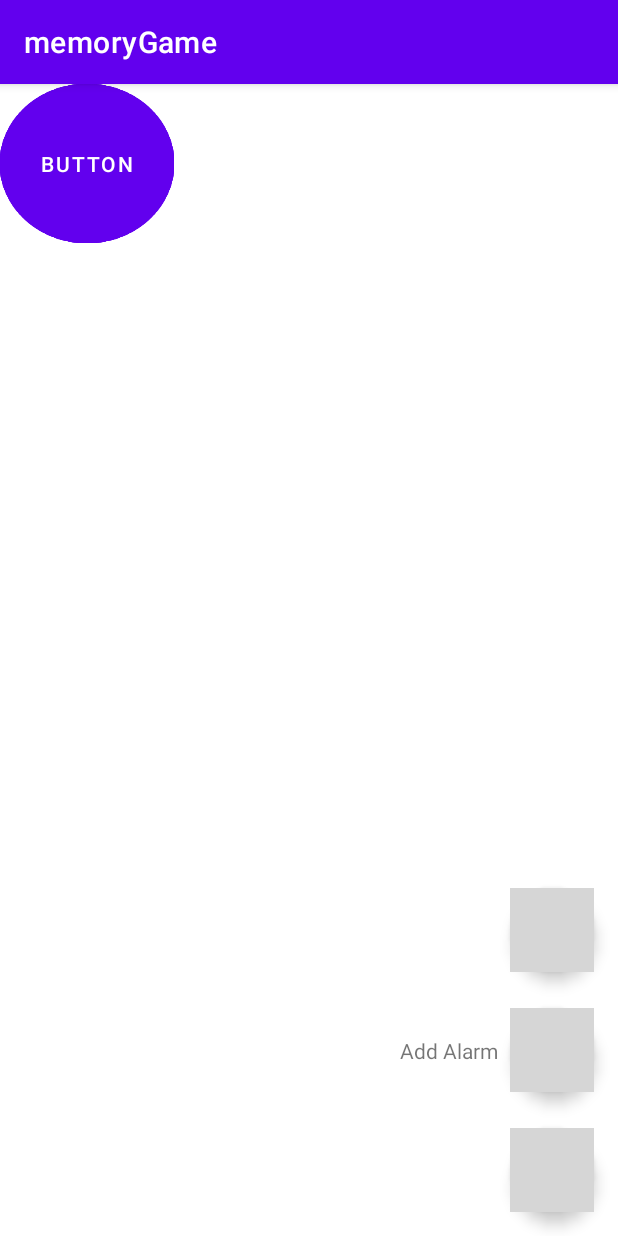
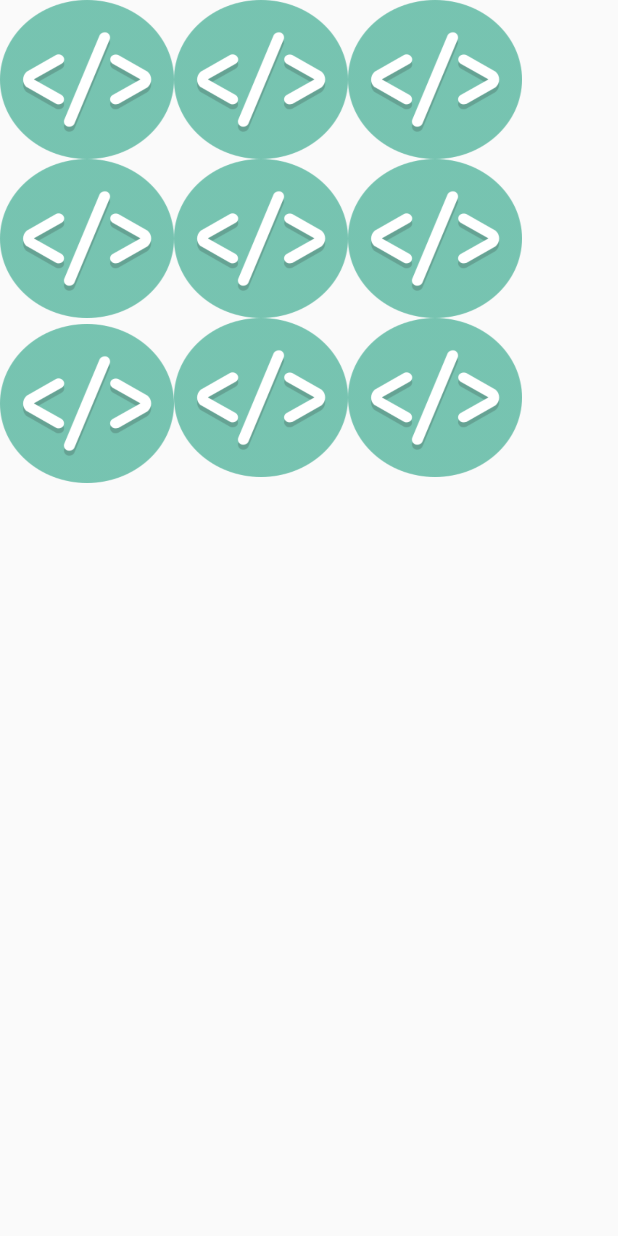
Before and after one commit to danghoangnhan/Computer-Based-Short-Term-Memory, an Android app: the screen it shows after launch (MainActivity), on a phone screen of 412 x 824 dp. Run offline under Robolectric (Android 15) with nearby library versions, the phone set to English and light mode, and no system bars; grey boxes are pictures that could not be loaded.

Commit message:
add the memory activity

```diff
--- a/app/src/main/AndroidManifest.xml
+++ b/app/src/main/AndroidManifest.xml
@@ -14,6 +14,9 @@
         android:theme="@style/Theme.MemoryGame"
         tools:targetApi="31">
         <activity
+            android:name=".DragDropActivity"
+            android:exported="false" />
+        <activity
             android:name=".MainActivity"
             android:exported="true">
             <intent-filter>
--- /dev/null
+++ b/app/src/main/java/com/example/memorygame/DragDropActivity.java
@@ -0,0 +1,14 @@
+package com.example.memorygame;
+
+import androidx.appcompat.app.AppCompatActivity;
+
+import android.os.Bundle;
+
+public class DragDropActivity extends AppCompatActivity {
+
+    @Override
+    protected void onCreate(Bundle savedInstanceState) {
+        super.onCreate(savedInstanceState);
+        setContentView(R.layout.activity_drag_drop);
+    }
+}
--- a/app/src/main/java/com/example/memorygame/MainActivity.java
+++ b/app/src/main/java/com/example/memorygame/MainActivity.java
@@ -1,28 +1,80 @@
 package com.example.memorygame;
 
-import androidx.annotation.NonNull;
-import androidx.appcompat.app.ActionBar;
+import androidx.annotation.RequiresApi;
 import androidx.appcompat.app.AppCompatActivity;
 
+import android.os.Build;
 import android.os.Bundle;
-import android.view.Menu;
+import android.view.View;
 import android.widget.Button;
 
 import java.util.Arrays;
 import java.util.List;
+import java.util.Map;
+import java.util.concurrent.atomic.AtomicBoolean;
+import java.util.concurrent.atomic.AtomicReference;
+import java.util.stream.Collectors;
+import java.util.stream.IntStream;
 
 public class MainActivity extends AppCompatActivity {
 
+    @RequiresApi(api = Build.VERSION_CODES.N)
     @Override
     protected void onCreate(Bundle savedInstanceState) {
         super.onCreate(savedInstanceState);
         setContentView(R.layout.activity_main);
-        setSupportActionBar();
-        List<Integer> images = Arrays.asList(R.drawable.coala,R.drawable.camel,R.drawable.fox,R.drawable.lion,R.drawable.fox);
-        List<Button> buttons = Arrays.asList(R.drawable.);
-        Integer clicked = 0;
-        boolean turnOver = false;
-        Integer cardBack = 1;
+//        setSupportActionBar(toolBar);
+        List<Integer> images = Arrays.asList(R.drawable.camel, R.drawable.fox, R.drawable.lion, R.drawable.coala,R.drawable.camel, R.drawable.fox, R.drawable.lion, R.drawable.coala,R.drawable.lion);
+        List<Button> buttons = Arrays.asList(
+                findViewById(R.id.button1),
+                findViewById(R.id.button2),
+                findViewById(R.id.button3),
+                findViewById(R.id.button4),
+                findViewById(R.id.button5),
+                findViewById(R.id.button6),
+                findViewById(R.id.button7),
+                findViewById(R.id.button8),
+                findViewById(R.id.button9));
 
+        AtomicReference<Integer> clicked = new AtomicReference<>(0);
+        AtomicBoolean turnOver = new AtomicBoolean(false);
+        Integer cardBack = R.drawable.code;
+        Integer lastClicked = -1;
+        Map<Button,Integer> buttonIntegerMap = zipToMap(buttons,images);
+
+        buttonIntegerMap.entrySet().forEach(Element -> {
+            Button buttonElement = Element.getKey();
+            Integer pairdImage = Element.getValue();
+            buttonElement.setBackgroundResource(R.drawable.code);
+            buttonElement.setText("cardBacK");
+            buttonElement.setTextSize(0.0F);
+            buttonElement.setOnClickListener(v -> {
+                if (buttonElement.getText().equals("cardBack") && !turnOver.get()) {
+                    buttonElement.setBackgroundResource(pairdImage);
+                    buttonElement.setText(pairdImage);
+                }
+                else  {
+                    buttonElement.setBackgroundResource(cardBack);
+                    buttonElement.setText("cardBack");
+                    clicked.getAndSet(clicked.get() - 1);
+                }
+                if (clicked.get() == 2) {
+                    turnOver.set(true);
+                    if (buttonElement.getText().equals(buttons.get(lastClicked))) {
+                        buttonElement.setClickable(false);
+                        buttons.get(lastClicked).setClickable(false);
+                    }
+                }
+                else if (clicked.get()==0){
+                    turnOver.set(false);
+
+                }
+            });
+        });
+    }
+    @RequiresApi(api = Build.VERSION_CODES.N)
+    public static <K, V> Map<K, V> zipToMap(List<K> keys, List<V> values) {
+        return IntStream.range(0, keys.size()).boxed()
+                .collect(Collectors.toMap(keys::get, values::get));
     }
 }
--- /dev/null
+++ b/app/src/main/res/layout/activity_drag_drop.xml
@@ -0,0 +1,26 @@
+<?xml version="1.0" encoding="utf-8"?>
+<androidx.constraintlayout.widget.ConstraintLayout xmlns:android="http://schemas.android.com/apk/res/android"
+    xmlns:app="http://schemas.android.com/apk/res-auto"
+    xmlns:tools="http://schemas.android.com/tools"
+    android:layout_width="match_parent"
+    android:layout_height="match_parent"
+    tools:context=".DragDropActivity">
+    <LinearLayout
+        android:layout_width="match_parent"
+        android:layout_height="match_parent"
+        android:id="@+id/llTop">
+        <View
+            android:layout_width="100dp"
+            android:layout_height="100dp"
+            android:id="@+id/dragview"
+            android:layout_gravity="center"
+            android:background="@color/black"
+            />
+    </LinearLayout>
+    <LinearLayout
+        android:layout_width="match_parent"
+        android:layout_height="match_parent">
+
+    </LinearLayout>
+
+</androidx.constraintlayout.widget.ConstraintLayout>
--- a/app/src/main/res/layout/activity_main.xml
+++ b/app/src/main/res/layout/activity_main.xml
@@ -7,16 +7,6 @@
     tools:context=".MainActivity">
 
     <Button
-        android:id="@+id/button8"
-        android:layout_width="116dp"
-        android:layout_height="106dp"
-        android:background="@drawable/code"
-        android:text="Button"
-        tools:ignore="MissingConstraints"
-        tools:layout_editor_absoluteX="196dp"
-        tools:layout_editor_absoluteY="278dp"
-        />
-    <Button
         android:id="@+id/button1"
         android:layout_width="116dp"
         android:layout_height="106dp"
@@ -24,17 +14,20 @@
         android:text="Button"
         tools:ignore="MissingConstraints"
         tools:layout_editor_absoluteX="42dp"
-        tools:layout_editor_absoluteY="26dp" />
+        tools:layout_editor_absoluteY="26dp"
+        />
 
     <Button
-        android:id="@+id/button5"
+        android:id="@+id/button2"
         android:layout_width="116dp"
         android:layout_height="106dp"
         android:background="@drawable/code"
         android:text="Button"
         tools:ignore="MissingConstraints"
         tools:layout_editor_absoluteX="196dp"
-        tools:layout_editor_absoluteY="152dp" />
+        tools:layout_editor_absoluteY="26dp"
+        app:layout_constraintLeft_toRightOf="@id/button1"
+        />
 
     <Button
         android:id="@+id/button3"
@@ -44,7 +37,33 @@
         android:text="Button"
         tools:ignore="MissingConstraints"
         tools:layout_editor_absoluteX="343dp"
-        tools:layout_editor_absoluteY="26dp" />
+        tools:layout_editor_absoluteY="26dp"
+        app:layout_constraintLeft_toRightOf="@id/button2"
+        />
+    <Button
+        android:id="@+id/button4"
+        android:layout_width="116dp"
+        android:layout_height="106dp"
+        android:background="@drawable/code"
+        android:text="Button"
+        tools:ignore="MissingConstraints"
+        tools:layout_editor_absoluteX="42dp"
+        tools:layout_editor_absoluteY="152dp"
+        app:layout_constraintTop_toBottomOf="@id/button1"
+        />
+
+    <Button
+        android:id="@+id/button5"
+        android:layout_width="116dp"
+        android:layout_height="106dp"
+        android:background="@drawable/code"
+        android:text="Button"
+        tools:ignore="MissingConstraints"
+        tools:layout_editor_absoluteX="343dp"
+        tools:layout_editor_absoluteY="152dp"
+        app:layout_constraintTop_toBottomOf="@+id/button2"
+        app:layout_constraintLeft_toRightOf="@id/button4"
+        />
 
     <Button
         android:id="@+id/button6"
@@ -54,8 +73,34 @@
         android:text="Button"
         tools:ignore="MissingConstraints"
         tools:layout_editor_absoluteX="343dp"
-        tools:layout_editor_absoluteY="152dp" />
+        tools:layout_editor_absoluteY="278dp"
+        app:layout_constraintTop_toBottomOf="@id/button3"
+        app:layout_constraintLeft_toRightOf="@id/button5"
+        />
 
+    <Button
+        android:id="@+id/button7"
+        android:layout_width="116dp"
+        android:layout_height="106dp"
+        android:layout_marginTop="4dp"
+        android:background="@drawable/code"
+        android:text="Button"
+        app:layout_constraintTop_toBottomOf="@id/button4"
+        tools:ignore="MissingConstraints"
+        tools:layout_editor_absoluteX="42dp" />
+
+    <Button
+        android:id="@+id/button8"
+        android:layout_width="116dp"
+        android:layout_height="106dp"
+        android:background="@drawable/code"
+        android:text="Button"
+        tools:ignore="MissingConstraints"
+        tools:layout_editor_absoluteX="158dp"
+        tools:layout_editor_absoluteY="484dp"
+        app:layout_constraintTop_toBottomOf="@id/button5"
+        app:layout_constraintLeft_toRightOf="@id/button7"
+        />
     <Button
         android:id="@+id/button9"
         android:layout_width="116dp"
@@ -63,92 +108,9 @@
         android:background="@drawable/code"
         android:text="Button"
         tools:ignore="MissingConstraints"
-        tools:layout_editor_absoluteX="343dp"
-        tools:layout_editor_absoluteY="278dp" />
-
-    <Button
-        android:id="@+id/button2"
-        android:layout_width="116dp"
-        android:layout_height="106dp"
-        android:background="@drawable/code"
-        android:text="Button"
-        tools:ignore="MissingConstraints"
-        tools:layout_editor_absoluteX="196dp"
-        tools:layout_editor_absoluteY="26dp" />
-
-    <Button
-        android:id="@+id/button7"
-        android:layout_width="116dp"
-        android:layout_height="106dp"
-        android:background="@drawable/code"
-        android:text="Button"
-        tools:ignore="MissingConstraints"
-        tools:layout_editor_absoluteX="42dp"
-        tools:layout_editor_absoluteY="278dp" />
-
-    <Button
-        android:id="@+id/button4"
-        android:layout_width="116dp"
-        android:layout_height="106dp"
-        android:background="@drawable/code"
-        android:text="Button"
-        tools:ignore="MissingConstraints"
-        tools:layout_editor_absoluteX="42dp"
-        tools:layout_editor_absoluteY="152dp" />
-
-    <com.google.android.material.floatingactionbutton.FloatingActionButton
-        android:id="@+id/add_fab"
-        android:layout_width="wrap_content"
-        android:layout_height="wrap_content"
-        android:layout_gravity="end"
-        android:layout_marginEnd="16dp"
-        android:layout_marginBottom="16dp"
-        android:src="@drawable/ic_add_black_24dp"
-        app:fabSize="normal"
-        app:layout_constraintBottom_toBottomOf="parent"
-        app:layout_constraintEnd_toEndOf="parent" />
-
-    <!-- Floating action button for add alarm -->
-    <!-- Make sure that you are constraining this
-         button to the parent button -->
-    <com.google.android.material.floatingactionbutton.FloatingActionButton
-        android:id="@+id/add_alarm_fab"
-        android:layout_width="wrap_content"
-        android:layout_height="wrap_content"
-        android:layout_marginBottom="24dp"
-        app:fabSize="normal"
-        app:layout_constraintBottom_toTopOf="@+id/add_fab"
-        app:layout_constraintEnd_toEndOf="@+id/add_fab"
-        app:layout_constraintStart_toStartOf="@+id/add_fab"
-        app:srcCompat="@drawable/ic_add_alarm_black_24dp" />
-
-    <!-- Action name text for the add alarm button -->
-    <!-- Make sure that you are constraining this Text to
-         the add Alarm FAB button -->
-    <TextView
-        android:id="@+id/add_alarm_action_text"
-        android:layout_width="wrap_content"
-        android:layout_height="wrap_content"
-        android:layout_marginEnd="8dp"
-        android:text="Add Alarm"
-        app:layout_constraintBottom_toBottomOf="@+id/add_alarm_fab"
-        app:layout_constraintEnd_toStartOf="@+id/add_alarm_fab"
-        app:layout_constraintTop_toTopOf="@+id/add_alarm_fab" />
-
-    <!-- Floating action button for add person -->
-    <!-- Make sure that you are constraining this
-         button to the add Alarm FAB button -->
-    <com.google.android.material.floatingactionbutton.FloatingActionButton
-        android:id="@+id/add_person_fab"
-        android:layout_width="wrap_content"
-        android:layout_height="wrap_content"
-        android:layout_marginBottom="24dp"
-        app:fabSize="normal"
-        app:layout_constraintBottom_toTopOf="@+id/add_alarm_fab"
-        app:layout_constraintEnd_toEndOf="@+id/add_alarm_fab"
-        app:layout_constraintStart_toStartOf="@+id/add_alarm_fab"
-        app:srcCompat="@drawable/ic_person_add_black_24dp" />
-
-
-
+        tools:layout_editor_absoluteX="158dp"
+        tools:layout_editor_absoluteY="484dp"
+        app:layout_constraintTop_toBottomOf="@id/button6"
+        app:layout_constraintLeft_toRightOf="@id/button8"
+        />
 </androidx.constraintlayout.widget.ConstraintLayout>
--- a/app/src/main/res/values-night/themes.xml
+++ b/app/src/main/res/values-night/themes.xml
@@ -1,6 +1,6 @@
 <resources xmlns:tools="http://schemas.android.com/tools">
     <!-- Base application theme. -->
-    <style name="Theme.MemoryGame" parent="Theme.MaterialComponents.DayNight.DarkActionBar">
+    <style name="Theme.MemoryGame" parent="Theme.AppCompat.Light.NoActionBar">
         <!-- Primary brand color. -->
         <item name="colorPrimary">@color/purple_200</item>
         <item name="colorPrimaryVariant">@color/purple_700</item>
--- a/app/src/main/res/values/themes.xml
+++ b/app/src/main/res/values/themes.xml
@@ -1,6 +1,6 @@
 <resources xmlns:tools="http://schemas.android.com/tools">
     <!-- Base application theme. -->
-    <style name="Theme.MemoryGame" parent="Theme.MaterialComponents.DayNight.DarkActionBar">
+    <style name="Theme.MemoryGame" parent="Theme.AppCompat.Light.NoActionBar">
         <!-- Primary brand color. -->
         <item name="colorPrimary">@color/purple_500</item>
         <item name="colorPrimaryVariant">@color/purple_700</item>
```
Also changed, not shown: 1 other file.
